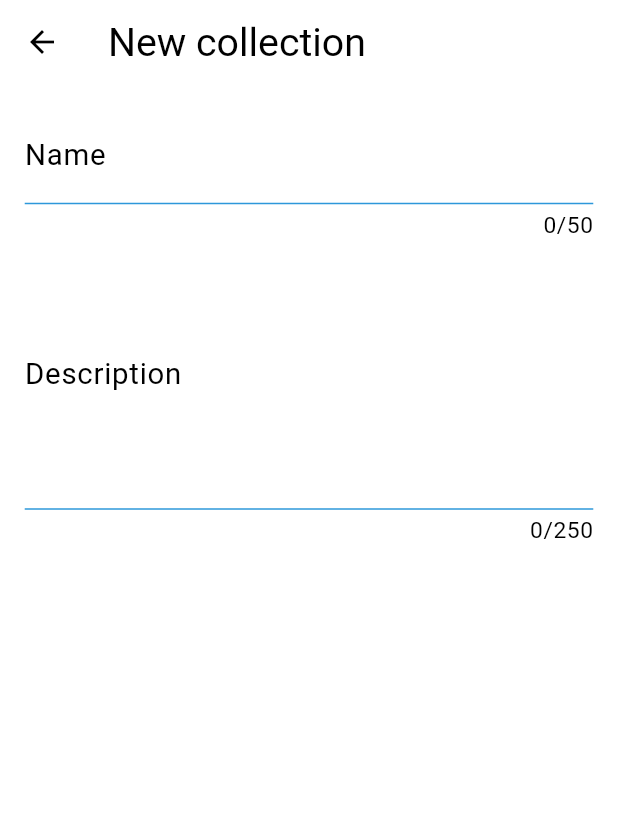
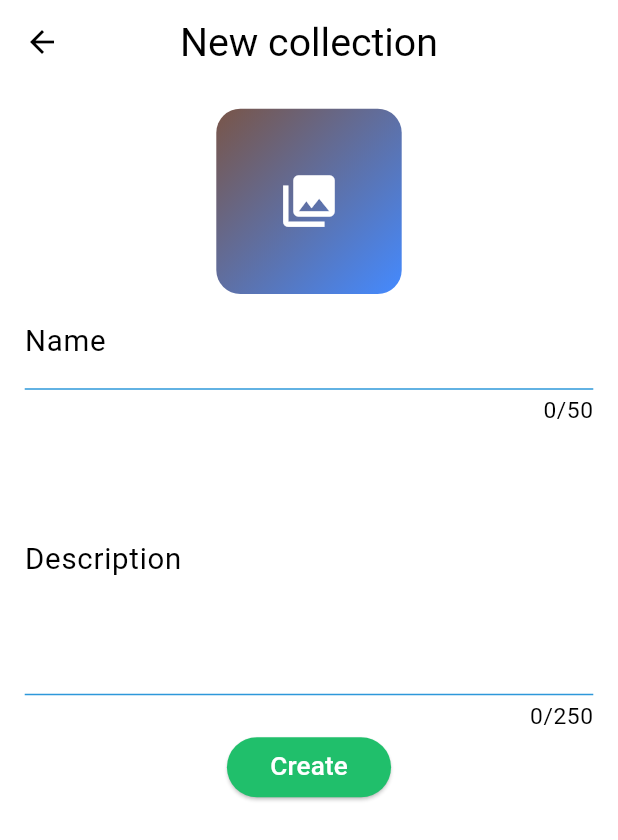
Before and after one commit to YanaKrivitskaya/RateIt, a Flutter app: the HomeView screen opened directly, after a tap on the "add" icon, on a phone screen of 412 x 824 dp. Shown: the top 840 px of the screen. Run offline on Flutter 3.47's test engine with Material 3 defaults, Android fonts, the phone set to English and light mode, and no system bars; drawn by our look-alikes of flutter_form_builder; our stand-ins replace bloc, device_info_plus, equatable, flutter_bloc, flutter_secure_storage, form_builder_validators and 3 more; missing offline and left inert: flutter_iconpicker, otp_timer_button; accounts and stored records are empty; network calls fail.

Commit message:
[new] - home view, collection edit view

```diff
--- /dev/null
+++ b/devtools_options.yaml
@@ -0,0 +1,3 @@
+description: This file stores settings for Dart & Flutter DevTools.
+documentation: https://docs.flutter.dev/tools/devtools/extensions#configure-extension-enablement-states
+extensions:
--- a/lib/helpers/router.dart
+++ b/lib/helpers/router.dart
@@ -5,7 +5,8 @@ import 'package:flutter_bloc/flutter_bloc.dart';
 
 import 'package:rateit/helpers/route_constants.dart';
 import 'package:rateit/views/auth/otp/cubit/otp_cubit.dart';
-import 'package:rateit/views/collection/create_collection_view.dart';
+import 'package:rateit/views/collection/collection_edit/collection_edit_cubit.dart';
+import 'package:rateit/views/collection/collection_edit/collection_edit_view.dart';
 import 'package:rateit/views/home/home.page.dart';
 
 import '../views/auth/otp/otp_verification_view.dart';
@@ -30,7 +31,12 @@ class RouteGenerator {
           return _errorRoute();
         }
       case createCollectionRoute:
-        return MaterialPageRoute(builder: (_) => CreateCollectionView());
+        return MaterialPageRoute(
+          builder: (_) => BlocProvider<CollectionEditCubit>(
+            create: (context) => CollectionEditCubit()..initCollection(),
+            child: CollectionEditView(),
+          ),
+        );
       default:
         return _errorRoute();
     }
--- a/lib/helpers/styles.dart
+++ b/lib/helpers/styles.dart
@@ -7,6 +7,7 @@ final double fullWidth = 100.w;
 final double fullHeight = 100.h;
 
 //ANCHOR Width
+final double width30 = 30.w;
 final double width40 = 40.w;
 final double width60 = 60.w;
 final double width70 = 70.w;
@@ -46,6 +47,8 @@ final double fontSize = 14.sp; // Form fields
 final double fontSizesm = 12.sp;
 final double fontSizexs = 10.sp;
 
+final double iconSize = 10.w;
+
 TextStyle headerTextStyle({Color? color, double? fontSize, FontWeight? weight, TextDecoration? decoration}) =>
     GoogleFonts.playpenSans(textStyle: TextStyle(
         color: color ?? Colors.black,
--- a/lib/models/collection.model.dart
+++ b/lib/models/collection.model.dart
@@ -13,7 +13,8 @@ class Collection{
   final String? name;
   final String? description;
   final IconData? icon;
-  final Color? color;
+  final Color? colorPrimary;
+  final Color? colorAccent;
   final Uint8List? imageSrc;
   final List<CollectionProperty>? properties;
   final List<CollectionItem>? items;
@@ -25,7 +26,8 @@ class Collection{
     this.name,
     this.description,
     this.icon,
-    this.color,
+    this.colorPrimary,
+    this.colorAccent,
     this.imageSrc,
     this.properties,
     this.items,
@@ -39,7 +41,8 @@ class Collection{
       'name': name,
       'description': description,
       'icon': icon?.codePoint,
-      'color': color?.toARGB32(),
+      'colorPrimary': colorPrimary?.toARGB32(),
+      'colorAccent': colorAccent?.toARGB32(),
       'createdDate': createdDate?.microsecondsSinceEpoch,
       'updatedDate': updatedDate?.microsecondsSinceEpoch,
     };
@@ -51,7 +54,8 @@ class Collection{
       name: map['name'],
       description: map['description'],
       icon: map['icon'] != null ? IconData(map['icon'], fontFamily: 'MaterialIcons') : null,
-      color: map['color'] != null ? Color(map['color']) : null,
+      colorPrimary: map['colorPrimary'] != null ? Color(map['colorPrimary']) : null,
+      colorAccent: map['colorAccent'] != null ? Color(map['colorAccent']) : null,
       imageSrc: map['imageSrc'] != null ? Uint8List.fromList(map['imageSrc']['data'].cast<int>()) : null,
       properties: map['properties'] != null ? List<CollectionProperty>.from(map['properties']?.map((x) => CollectionProperty.fromMap(x))) : null,
       items: map['items'] != null ? List<CollectionItem>.from(map['items']?.map((x) => CollectionItem.fromMap(x))) : null,
@@ -63,4 +67,37 @@ class Collection{
   String toJson() => jsonEncode(toMap());
 
   factory Collection.fromJson(String source) => Collection.fromMap(jsonDecode(source));
+
+  Collection copyWith({
+    int? id,
+    String? name,
+    String? description,
+    IconData? icon,
+    Color? colorPrimary,
+    Color? colorAccent,
+    Uint8List? imageSrc,
+    List<CollectionProperty>? properties,
+    List<CollectionItem>? items,
+    DateTime? createdDate,
+    DateTime? updatedDate,
+  }) {
+    return Collection(
+      id: id ?? this.id,
+      name: name ?? this.name,
+      description: description ?? this.description,
+      icon: icon ?? this.icon,
+      colorPrimary: colorPrimary ?? this.colorPrimary,
+      colorAccent: colorAccent ?? this.colorAccent,
+      imageSrc: imageSrc ?? this.imageSrc,
+      properties: properties ?? this.properties,
+      items: items ?? this.items,
+      createdDate: createdDate ?? this.createdDate,
+      updatedDate: updatedDate ?? this.updatedDate,
+    );
+  }
+
+  @override
+  String toString() {
+    return 'Collection{id: $id, name: $name, description: $description, icon: $icon, colorPrimary: $colorPrimary, colorAccent: $colorAccent, imageSrc: $imageSrc, properties: $properties, items: $items, createdDate: $createdDate, updatedDate: $updatedDate}';
+  }
 }
--- /dev/null
+++ b/lib/views/collection/collection_edit/collection_edit_cubit.dart
@@ -0,0 +1,50 @@
+import 'dart:math';
+
+import 'package:bloc/bloc.dart';
+import 'package:meta/meta.dart';
+import 'package:rateit/database/collection_repository.dart';
+import 'package:rateit/models/collection.model.dart';
+import 'package:flutter/material.dart';
+
+part 'collection_edit_state.dart';
+
+class CollectionEditCubit extends Cubit<CollectionEditState> {
+  final CollectionRepository _collectionRepository;
+
+  CollectionEditCubit() :
+      _collectionRepository = CollectionRepository(),
+        super(CollectionEditInitial());
+
+  void initCollection() {
+    emit(CollectionEditInitial());
+    Random random = Random();
+
+    int random1 = random.nextInt(Colors.primaries.length);
+    int random2 = random.nextInt(Colors.accents.length);
+
+    Color colorPrimary = Colors.primaries[random1];
+    Color colorAccent = Colors.accents[random2];
+
+    Collection collection = Collection(colorPrimary: colorPrimary, colorAccent: colorAccent, icon: Icons.collections);
+    emit(CollectionEditSuccess(collection));
+  }
+
+  void setIcon(IconData icon, Collection collection){
+    emit(CollectionEditLoading(collection));
+
+    Collection updCollection = collection.copyWith(icon: icon);
+    emit(CollectionEditSuccess(updCollection));
+  }
+
+  void submitCollection(Collection collection) async{
+    emit(CollectionEditLoading(collection));
+
+    try{
+      print(collection.toString());
+      Collection? newCollection = await _collectionRepository.createCollection(collection);
+      emit(CollectionEditCreated(newCollection));
+    }catch(e){
+      return emit(CollectionEditError(e.toString(), collection));
+    }
+  }
+}
--- /dev/null
+++ b/lib/views/collection/collection_edit/collection_edit_state.dart
@@ -0,0 +1,38 @@
+part of 'collection_edit_cubit.dart';
+
+@immutable
+sealed class CollectionEditState {
+  final Collection? collection;
+
+  const CollectionEditState(this.collection);
+
+  @override
+  List<Object?> get props => [collection];
+}
+
+final class CollectionEditInitial extends CollectionEditState {
+  const CollectionEditInitial():super(null);
+}
+
+class CollectionEditLoading extends CollectionEditState{
+  const CollectionEditLoading(super.collection);
+}
+
+class CollectionEditSuccess extends CollectionEditState{
+  final Collection collection;
+
+  const CollectionEditSuccess(this.collection): super(collection);
+}
+
+class CollectionEditCreated extends CollectionEditState{
+  final Collection? collection;
+
+  const CollectionEditCreated(this.collection): super(collection);
+}
+
+class CollectionEditError extends CollectionEditState{
+  final String error;
+  const CollectionEditError(this.error, super.collection);
+
+  List<Object?> get props => [super.collection, error];
+}
--- /dev/null
+++ b/lib/views/collection/collection_edit/collection_edit_view.dart
@@ -0,0 +1,154 @@
+import 'dart:math';
+
+import 'package:flutter/material.dart';
+import 'package:flutter_bloc/flutter_bloc.dart';
+import 'package:flutter_form_builder/flutter_form_builder.dart';
+import 'package:flutter_iconpicker/Models/configuration.dart';
+import 'package:flutter_iconpicker/flutter_iconpicker.dart';
+import 'package:form_builder_validators/form_builder_validators.dart';
+import 'package:rateit/helpers/colors.dart';
+import 'package:rateit/helpers/route_constants.dart';
+import 'package:rateit/helpers/styles.dart';
+import 'package:rateit/helpers/widgets.dart';
+import 'package:rateit/main.dart';
+import 'package:rateit/models/collection.model.dart';
+import 'package:rateit/views/collection/collection_edit/collection_edit_cubit.dart';
+
+class CollectionEditView extends StatefulWidget {
+  const CollectionEditView({super.key});
+
+  @override
+  _CollectionEditViewState createState() => _CollectionEditViewState();
+}
+
+class _CollectionEditViewState extends State<CollectionEditView> {
+  final _formKey = GlobalKey<FormBuilderState>();
+
+  IconData? selectedIcon;
+
+  _pickIcon(Collection collection) async {
+    IconPickerIcon? icon = await showIconPicker(
+      context,
+      configuration: SinglePickerConfiguration(
+        iconPackModes: [IconPack.material],
+      ),
+    );
+
+    if(icon != null){
+      context.read<CollectionEditCubit>().setIcon(icon.data, collection);
+    }
+    debugPrint('Picked Icon:  $icon');
+  }
+
+  @override
+  Widget build(BuildContext context) {
+    return Scaffold(
+      appBar: AppBar(
+        centerTitle: true,
+        title: Text('New collection'),
+        leading: IconButton(
+          icon: Icon(Icons.arrow_back),
+          onPressed: () {
+            Navigator.pop(context);
+      })),
+      body: BlocListener<CollectionEditCubit, CollectionEditState>(
+        listener: (context, state){
+          if(state is CollectionEditLoading){
+            var duration = Duration(days: 1);
+            globalScaffoldMessenger.currentState!
+              ..hideCurrentSnackBar()
+              ..showSnackBar(customSnackBar(SnackBarState.loading, null, duration));
+          }
+          if(state is CollectionEditSuccess){
+            ScaffoldMessenger.of(context).removeCurrentSnackBar();
+          }
+          if(state is CollectionEditError){
+            var duration = Duration(days: 1);
+            globalScaffoldMessenger.currentState!
+              ..hideCurrentSnackBar()
+              ..showSnackBar(customSnackBar(SnackBarState.error, state.error, duration));
+          }
+          if(state is CollectionEditCreated){
+            ScaffoldMessenger.of(context).removeCurrentSnackBar();
+          }
+        },
+        child: BlocBuilder<CollectionEditCubit, CollectionEditState>(
+          builder: (context, state){
+            if (state is CollectionEditInitial) {
+              return loadingWidget(ColorsPalette.algalFuel);
+            } else {
+              return SingleChildScrollView(
+                padding: EdgeInsets.all(viewPadding),
+                child: FormBuilder(
+                    key: _formKey,
+                    child: Column(children: [
+                      collectionPreview(state.collection!, state.collection?.colorPrimary, state.collection?.colorAccent, state.collection?.icon),
+                      FormBuilderTextField(
+                        name: "name",
+                        maxLength: 50,
+                        decoration: const InputDecoration(labelText: 'Name'),
+                        validator: FormBuilderValidators.compose([
+                          FormBuilderValidators.required()
+                        ]),
+                      ),
+                      FormBuilderTextField(
+                        name: "description",
+                        decoration: const InputDecoration(labelText: 'Description'),
+                        maxLength: 250,
+                        maxLines: 5,
+                      ),
+                      _submitButton(context, state.collection!)
+                    ])
+                )
+            );
+            }
+          }
+        )
+      )
+    );
+  }
+
+  Widget collectionPreview(Collection collection, Color? colorPrimary, Color? colorSecondary, IconData? icon)=>
+    SizedBox(
+      width: width30,
+      height: width30,
+      child: Container(
+        decoration: BoxDecoration(
+          borderRadius: BorderRadius.circular(16.0), // Adjust for rounded corners
+          gradient: LinearGradient(
+            begin: Alignment.topLeft,
+            end: Alignment.bottomRight,
+            colors: [
+              colorPrimary ?? ColorsPalette.algalFuel,
+              colorSecondary ?? ColorsPalette.boyzone
+            ],
+          ),
+        ),
+        child: InkWell(
+          onTap: ()=>_pickIcon(collection),
+          child: Icon(icon ?? Icons.collections, color: Colors.white, size: iconSize),
+        )
+      ),
+    );
+
+  Widget _submitButton(BuildContext context, Collection collection) => ElevatedButton(
+      style: ButtonStyle(
+          padding: WidgetStateProperty.all<EdgeInsetsGeometry>(EdgeInsets.symmetric(horizontal: buttonPadding)),
+          backgroundColor: WidgetStateProperty.all<Color>(ColorsPalette.algalFuel),
+          foregroundColor: WidgetStateProperty.all<Color>(ColorsPalette.white)
+      ),
+      onPressed: (){
+        var isFormValid = _formKey.currentState!.validate();
+
+        if(isFormValid){
+          Collection newCollection = collection.copyWith(
+            name: _formKey.currentState?.fields['name']?.value,
+            description: _formKey.currentState?.fields['description']?.value
+          );
+          context.read<CollectionEditCubit>().submitCollection(newCollection);
+        }
+      },
+      child: Text("Create")
+  );
+
+}
--- a/lib/views/collection/create_collection_view.dart
+++ /dev/null
@@ -1,51 +0,0 @@
-import 'package:flutter/material.dart';
-import 'package:flutter_form_builder/flutter_form_builder.dart';
-import 'package:form_builder_validators/form_builder_validators.dart';
-import 'package:rateit/helpers/route_constants.dart';
-import 'package:rateit/helpers/styles.dart';
-
-class CreateCollectionView extends StatefulWidget {
-  const CreateCollectionView({super.key});
-
-  @override
-  _CreateCollectionViewState createState() => _CreateCollectionViewState();
-}
-
-class _CreateCollectionViewState extends State<CreateCollectionView> {
-  final _formKey = GlobalKey<FormBuilderState>();
-
-  @override
-  Widget build(BuildContext context) {
-    return Scaffold(
-      appBar: AppBar(
-        title: Text('New collection'),
-        leading: IconButton(
-          icon: Icon(Icons.arrow_back),
-          onPressed: () {
-            Navigator.pop(context);
-      })),
-      body: SingleChildScrollView(
-        padding: EdgeInsets.all(viewPadding),
-        child: FormBuilder(
-          key: _formKey,
-          child: Column(children: [
-            FormBuilderTextField(
-              name: "name",
-              maxLength: 50,
-              decoration: const InputDecoration(labelText: 'Name'),
-              validator: FormBuilderValidators.compose([
-                FormBuilderValidators.required()
-              ]),
-            ),
-            FormBuilderTextField(
-              name: "description",
-              decoration: const InputDecoration(labelText: 'Description'),
-              maxLength: 250,
-              maxLines: 5,
-            )
-          ],)
-        )
-      )
-    );
-  }
-}
--- a/lib/views/home/home.view.dart
+++ b/lib/views/home/home.view.dart
@@ -54,76 +54,62 @@ class _HomeViewState extends State<HomeView> {
                     return loadingWidget(ColorsPalette.algalFuel);
                   }else if(state is HomeStateSuccess && state.collections.isNotEmpty){
                     var collections = state.collections;
-                    return Column(children: [
-                      Center(child: Text("Your collections", style: appTextStyle(fontSize: smallHeaderFontSize),)),
+                    return Container(
+                      padding: EdgeInsets.only(bottom: formPaddingHeight),
+                      child: Column(children: [
+                        Center(child: Text("Your collections", style: appTextStyle(fontSize: smallHeaderFontSize))),
+                        SizedBox(height: formPaddingHeight),
+                        Expanded(child:
                           SingleChildScrollView(
-                      child: Column(children: [
-                        ListView.builder(
+                              child: Column(mainAxisAlignment: MainAxisAlignment.start,
+                                crossAxisAlignment: CrossAxisAlignment.center, children: [
+                                  GridView.count(
+                                      crossAxisCount: 2,
                                       shrinkWrap: true,
+                                      scrollDirection: Axis.vertical,
                                       physics: NeverScrollableScrollPhysics(),
-                          itemCount: collections.length,
-                          itemBuilder: (context, position){
-                            final collection = collections[position];
-                            return  Container(
-                                margin: EdgeInsets.all(borderPadding),
-                                //width: width60,
-                                height: height30,
-                                child: InkWell(
-                                    child: collectionListItem(collection, context),
-                                    onTap: (){
-                                      /*TripDetailsArguments args = new TripDetailsArguments(isRoot: true, tripId: trip.id!);
-                                      Navigator.pushNamed(context, tripDetailsRoute, arguments: args).then((value) => {
-                                        context.read<TripsBloc>().add(GetAllTrips())
-                                      });*/
-                                    }
+                                      children: List.generate(collections.length,(i){
+                                        return collectionListItem(collections[i], context);
+                                      })
                                   )
-                            );},
-                        )]),
-                    )]);
+                                ])
+                          )
+                        )
+                        ])
+                    );
                   } else {
                     return Column(mainAxisAlignment: MainAxisAlignment.center, children: [
                       Row(mainAxisAlignment: MainAxisAlignment.center, children: [
                         Text("You have no collections. \nClick the '+' button to add one!")
-                      ],),
-
-                    ],);
+                      ])
+                    ]);
                   }
               }));
           }
         });
   }
 
-  Widget collectionListItem(Collection collection, BuildContext context) => Stack(
-      alignment: AlignmentDirectional.bottomCenter,
+  Widget collectionListItem(Collection collection, BuildContext context) => Column(
       children: [
-        Container(
-          padding: EdgeInsets.only(bottom: imageCoverPadding),
+        SizedBox(
+          width: width30,
+          height: width30,
+          child: Container(
               decoration: BoxDecoration(
                 borderRadius: BorderRadius.circular(16.0), // Adjust for rounded corners
                 gradient: LinearGradient(
                   begin: Alignment.topLeft,
                   end: Alignment.bottomRight,
                   colors: [
-                collection.color ?? ColorsPalette.boyzone, // Start color
-                ColorsPalette.algalFuel
+                    collection.colorPrimary ?? ColorsPalette.boyzone, // Start color
+                    collection.colorAccent ?? ColorsPalette.algalFuel
                   ],
                 ),
               ),
-          child: collection.imageSrc != null ? Image.memory(collection.imageSrc!) : Container()
+              child: Icon(collection.icon ?? Icons.collections, color: Colors.white, size: iconSize)
           ),
-        Positioned(
-            bottom: 0,
-            child: Material(
-                elevation: 10.0,
-                borderRadius: BorderRadius.all(Radius.circular(5)),
-                color:  ColorsPalette.white
-                ,
-                child: Container(
-                    margin: EdgeInsets.all(sizerHeightMd),
-                    width: width60,
-                    child: Column(crossAxisAlignment: CrossAxisAlignment.center ,children: [
+        ),
         Text(collection.name!, style: appTextStyle(fontSize: accentFontSize, weight: FontWeight.bold))
-                    ]))))
       ]
   );
 }
--- a/pubspec.yaml
+++ b/pubspec.yaml
@@ -47,6 +47,7 @@ dependencies:
   otp_timer_button: ^1.1.1
   flutter_form_builder: ^10.0.1
   form_builder_validators: ^11.1.2
+  flutter_iconpicker: ^4.0.1
 
 dev_dependencies:
   flutter_test:
```
Also changed, not shown: lib/database/collection_repository.dart (+10 -0 lines), pubspec.lock. Lines whose indentation alone changed are shown as unchanged.
